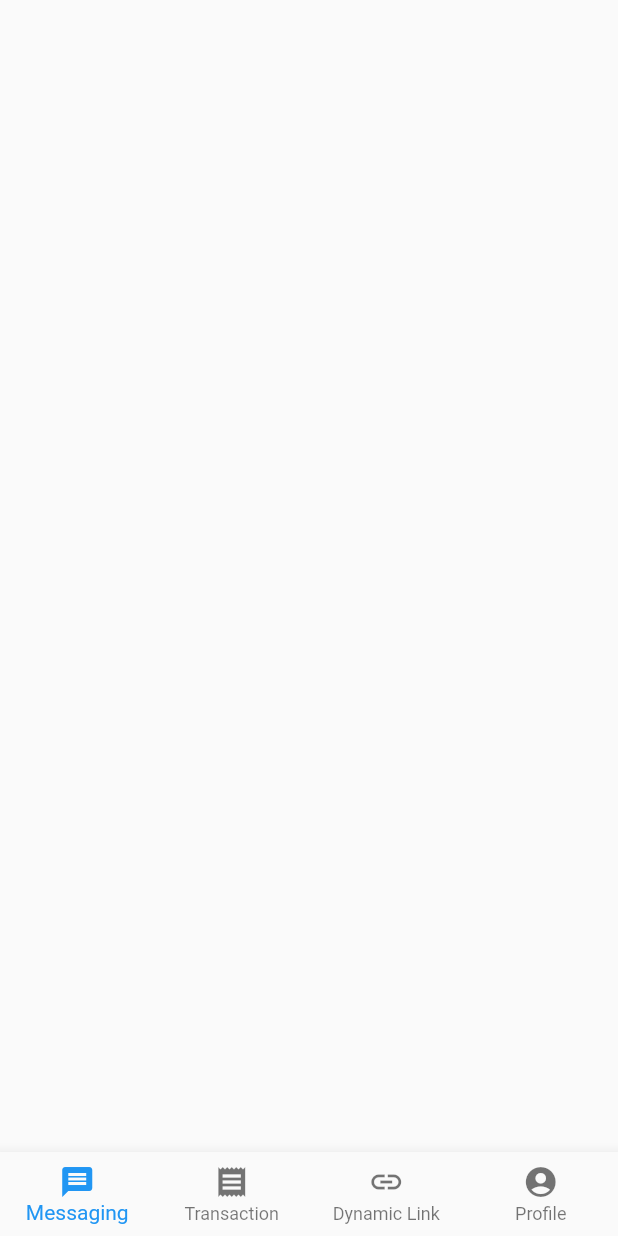
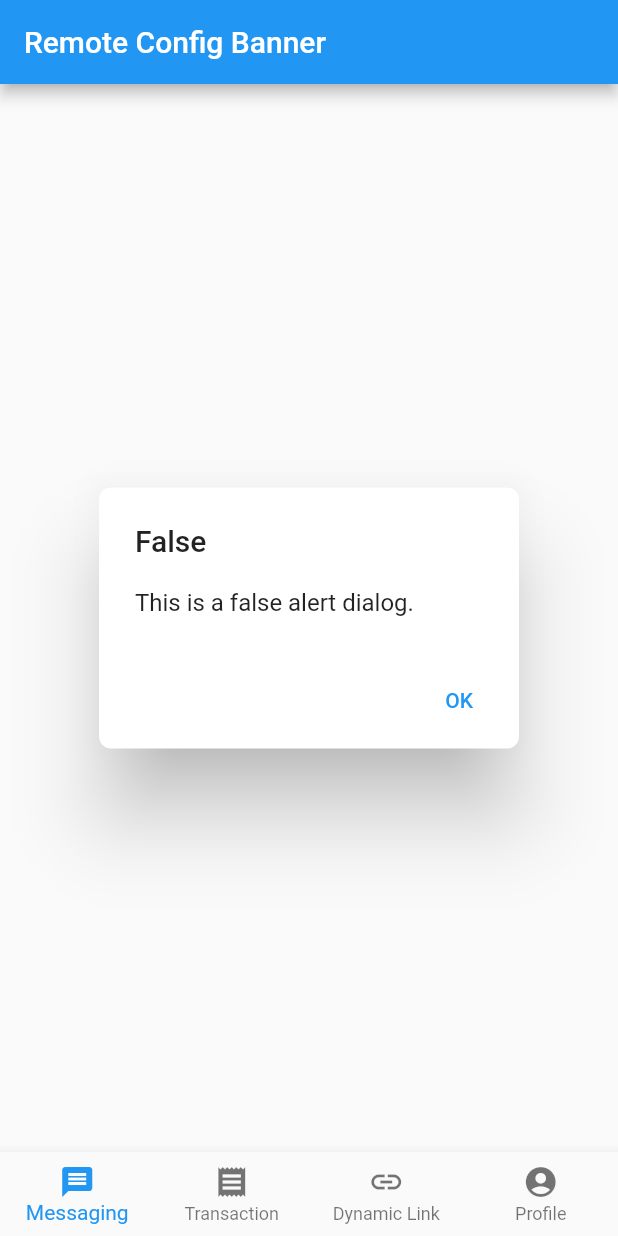
Before and after one commit to Jasmine-18/bloc_login_page, a Flutter app: the HomePage screen opened directly, on a phone screen of 412 x 824 dp. Run offline on Flutter 3.47's test engine with Material 2 defaults, Android fonts, the light colour scheme and no system bars; our stand-ins replace bloc, equatable, firebase_auth, firebase_core, firebase_dynamic_links, firebase_messaging and 7 more; missing offline and left inert: flutter_facebook_auth; accounts and stored records are empty.

Commit message:
Firebase Remote Config Added

```diff
--- a/lib/screen/home_page.dart
+++ b/lib/screen/home_page.dart
@@ -20,7 +20,7 @@ class _HomePageState extends State<HomePage> {
   }
 
   static const List<Widget> _pages = <Widget>[
-    InAppMessagingPage(),
+    RemoteConfigPage(),
     TransactionPage(),
     DynamicLinkGeneratorPage(),
     ProfilePage(),
--- a/lib/screen/in_app_messaging_app.dart
+++ b/lib/screen/in_app_messaging_app.dart
@@ -1,10 +1,95 @@
+import 'package:firebase_remote_config/firebase_remote_config.dart';
 import 'package:flutter/material.dart';
 
-class InAppMessagingPage extends StatelessWidget {
-  const InAppMessagingPage({Key? key}) : super(key: key);
+class RemoteConfigPage extends StatefulWidget {
+  const RemoteConfigPage({Key? key}) : super(key: key);
+
+  @override
+  State<RemoteConfigPage> createState() => _RemoteConfigPageState();
+}
+
+class _RemoteConfigPageState extends State<RemoteConfigPage> {
+  bool showBanner = false;
+  @override
+  void initState() {
+    // TODO: implement initState
+    super.initState();
+    bannerConfiguration();
+  }
 
   @override
   Widget build(BuildContext context) {
-    return Container();
+    return Scaffold(
+      appBar: AppBar(
+        title: const Text("Remote Config Banner"),
+      ),
+      body: _banner(),
+    );
+  }
+
+  bannerConfiguration() async {
+    //TODO: Remote config
+    RemoteConfig _remoteConfig = await RemoteConfig.instance;
+    await _remoteConfig.setConfigSettings(RemoteConfigSettings(
+      fetchTimeout: const Duration(seconds: 10),
+      minimumFetchInterval: Duration.zero,
+    ));
+    await _remoteConfig.fetchAndActivate();
+    Map<String, RemoteConfigValue> allconfig = _remoteConfig.getAll();
+    debugPrint("Jasmine Print: showBanner: ${showBanner}");
+    setState(() {
+      showBanner = _remoteConfig.getBool('show_true_banner');
+    });
+    debugPrint("Jasmine Print: showBanner: ${showBanner}");
+  }
+
+  _banner() {
+    return showBanner
+        ? AlertDialog(
+            shape: const RoundedRectangleBorder(
+              borderRadius: BorderRadius.all(
+                Radius.circular(8.0),
+              ),
+            ),
+            title: const Text('True'),
+            actions: [
+              TextButton(
+                child: const Text("OK"),
+                onPressed: () {
+                  print("Pressed OK");
+                },
+              ),
+            ],
+            content: SingleChildScrollView(
+              child: ListBody(
+                children: const <Widget>[
+                  Text('This is a true alert dialog.'),
+                ],
+              ),
+            ),
+          )
+        : AlertDialog(
+            shape: const RoundedRectangleBorder(
+              borderRadius: BorderRadius.all(
+                Radius.circular(8.0),
+              ),
+            ),
+            title: const Text('False'),
+            actions: [
+              TextButton(
+                child: const Text("OK"),
+                onPressed: () {
+                  print("Pressed OK");
+                },
+              ),
+            ],
+            content: SingleChildScrollView(
+              child: ListBody(
+                children: const <Widget>[
+                  Text('This is a false alert dialog.'),
+                ],
+              ),
+            ),
+          );
   }
 }
```
